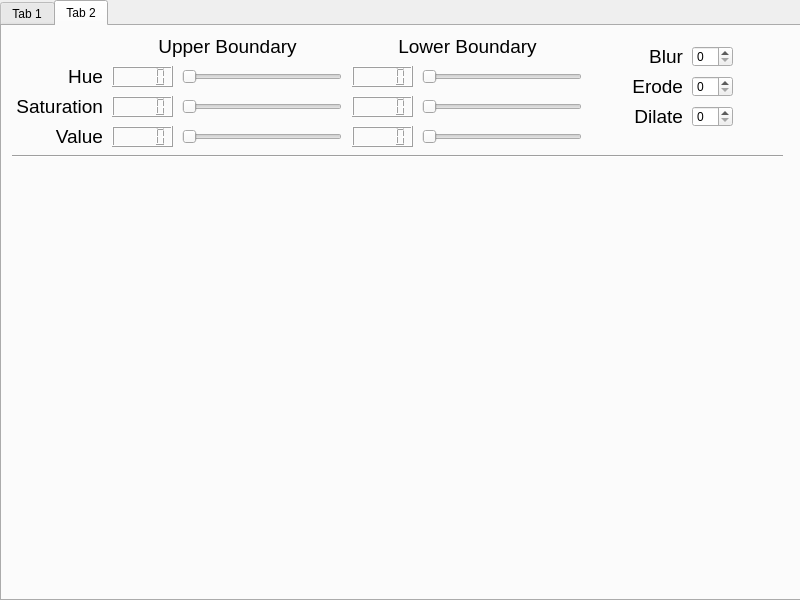
This is ProjectCortexCoreV2/CoreMVC/View/Template_MainGUI.ui in bearmc27/ProjectCortex as Qt 5 draws it before an edit. The edited form follows.
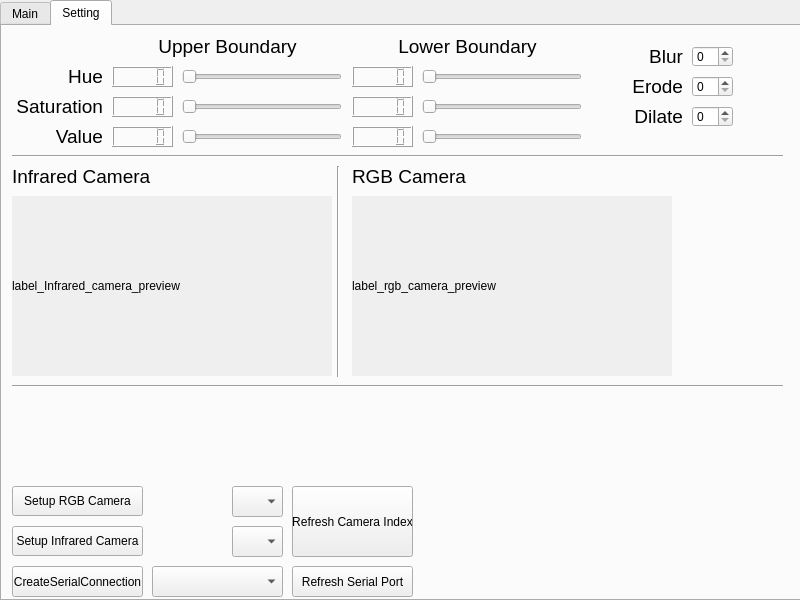
This is the edited form. The open tabs and pages were chosen to show the change. Icons and pictures are not drawn.

Commit message: beginning to reconstruct Gui

Diff of the .ui file:
```diff
--- a/ProjectCortexCoreV2/CoreMVC/View/Template_MainGUI.ui
+++ b/ProjectCortexCoreV2/CoreMVC/View/Template_MainGUI.ui
@@ -60,7 +60,7 @@
             </property>
             <widget class="QWidget" name="tab">
                 <attribute name="title">
-                    <string>Tab 1</string>
+     <string>Main</string>
                 </attribute>
                 <widget class="QPushButton" name="button_manual_gimbal_left">
                     <property name="geometry">
@@ -199,32 +199,6 @@
                         <set>Qt::AlignLeading|Qt::AlignLeft|Qt::AlignVCenter</set>
                     </property>
                 </widget>
-                <widget class="QPushButton" name="button_create_serial_connection">
-                    <property name="geometry">
-                        <rect>
-                            <x>10</x>
-                            <y>500</y>
-                            <width>131</width>
-                            <height>31</height>
-                        </rect>
-                    </property>
-                    <property name="text">
-                        <string>CreateSerialConnection</string>
-                    </property>
-                </widget>
-                <widget class="QPushButton" name="button_setup_rgb_camera">
-                    <property name="geometry">
-                        <rect>
-                            <x>290</x>
-                            <y>420</y>
-                            <width>131</width>
-                            <height>30</height>
-                        </rect>
-                    </property>
-                    <property name="text">
-                        <string>Setup RGB Camera</string>
-                    </property>
-                </widget>
                 <widget class="QPushButton" name="button_manual_gimbal_down">
                     <property name="geometry">
                         <rect>
@@ -246,61 +220,6 @@
                         <bool>true</bool>
                     </property>
                 </widget>
-                <widget class="QComboBox" name="combobox_serial_connection_ports">
-                    <property name="geometry">
-                        <rect>
-                            <x>260</x>
-                            <y>500</y>
-                            <width>131</width>
-                            <height>31</height>
-                        </rect>
-                    </property>
-                    <property name="editable">
-                        <bool>false</bool>
-                    </property>
-                    <property name="currentText">
-                        <string/>
-                    </property>
-                    <property name="currentIndex">
-                        <number>-1</number>
-                    </property>
-                </widget>
-                <widget class="QComboBox" name="combobox_rgb_camera_index">
-                    <property name="geometry">
-                        <rect>
-                            <x>230</x>
-                            <y>420</y>
-                            <width>51</width>
-                            <height>31</height>
-                        </rect>
-                    </property>
-                </widget>
-                <widget class="QPushButton" name="button_refresh_combobox_serial_connection_ports">
-                    <property name="geometry">
-                        <rect>
-                            <x>150</x>
-                            <y>500</y>
-                            <width>101</width>
-                            <height>31</height>
-                        </rect>
-                    </property>
-                    <property name="text">
-                        <string>Refresh Serial Port</string>
-                    </property>
-                </widget>
-                <widget class="QPushButton" name="button_setup_infrared_camera">
-                    <property name="geometry">
-                        <rect>
-                            <x>290</x>
-                            <y>460</y>
-                            <width>131</width>
-                            <height>30</height>
-                        </rect>
-                    </property>
-                    <property name="text">
-                        <string>Setup Infrared Camera</string>
-                    </property>
-                </widget>
                 <widget class="QPushButton" name="button_start_tracking">
                     <property name="geometry">
                         <rect>
@@ -327,33 +246,10 @@
                         <string>Start Record</string>
                     </property>
                 </widget>
-                <widget class="QComboBox" name="combobox_infrared_camera_index">
-                    <property name="geometry">
-                        <rect>
-                            <x>230</x>
-                            <y>460</y>
-                            <width>51</width>
-                            <height>31</height>
-                        </rect>
-                    </property>
-                </widget>
-                <widget class="QPushButton" name="button_refresh_combobox_camera_index">
-                    <property name="geometry">
-                        <rect>
-                            <x>430</x>
-                            <y>440</y>
-                            <width>121</width>
-                            <height>31</height>
-                        </rect>
-                    </property>
-                    <property name="text">
-                        <string>Refresh Camera Index</string>
-                    </property>
-                </widget>
             </widget>
             <widget class="QWidget" name="tab_2">
                 <attribute name="title">
-                    <string>Tab 2</string>
+     <string>Setting</string>
                 </attribute>
                 <widget class="QSlider" name="horizontalslider_infrared_upper_boundary_hue">
                     <property name="geometry">
@@ -769,6 +665,221 @@
                         <number>1</number>
                     </property>
                 </widget>
+    <widget class="QPushButton" name="button_setup_rgb_camera">
+     <property name="geometry">
+      <rect>
+       <x>10</x>
+       <y>460</y>
+       <width>131</width>
+       <height>30</height>
+      </rect>
+     </property>
+     <property name="text">
+      <string>Setup RGB Camera</string>
+     </property>
+    </widget>
+    <widget class="QPushButton" name="button_setup_infrared_camera">
+     <property name="geometry">
+      <rect>
+       <x>10</x>
+       <y>500</y>
+       <width>131</width>
+       <height>30</height>
+      </rect>
+     </property>
+     <property name="text">
+      <string>Setup Infrared Camera</string>
+     </property>
+    </widget>
+    <widget class="QComboBox" name="combobox_rgb_camera_index">
+     <property name="geometry">
+      <rect>
+       <x>230</x>
+       <y>460</y>
+       <width>51</width>
+       <height>31</height>
+      </rect>
+     </property>
+    </widget>
+    <widget class="QComboBox" name="combobox_infrared_camera_index">
+     <property name="geometry">
+      <rect>
+       <x>230</x>
+       <y>500</y>
+       <width>51</width>
+       <height>31</height>
+      </rect>
+     </property>
+    </widget>
+    <widget class="QPushButton" name="button_refresh_combobox_camera_index">
+     <property name="geometry">
+      <rect>
+       <x>290</x>
+       <y>460</y>
+       <width>121</width>
+       <height>71</height>
+      </rect>
+     </property>
+     <property name="text">
+      <string>Refresh Camera Index</string>
+     </property>
+    </widget>
+    <widget class="QComboBox" name="combobox_serial_connection_ports">
+     <property name="geometry">
+      <rect>
+       <x>150</x>
+       <y>540</y>
+       <width>131</width>
+       <height>31</height>
+      </rect>
+     </property>
+     <property name="editable">
+      <bool>false</bool>
+     </property>
+     <property name="currentText">
+      <string/>
+     </property>
+     <property name="currentIndex">
+      <number>-1</number>
+     </property>
+    </widget>
+    <widget class="QPushButton" name="button_refresh_combobox_serial_connection_ports">
+     <property name="geometry">
+      <rect>
+       <x>290</x>
+       <y>540</y>
+       <width>121</width>
+       <height>31</height>
+      </rect>
+     </property>
+     <property name="text">
+      <string>Refresh Serial Port</string>
+     </property>
+    </widget>
+    <widget class="QPushButton" name="button_create_serial_connection">
+     <property name="geometry">
+      <rect>
+       <x>10</x>
+       <y>540</y>
+       <width>131</width>
+       <height>31</height>
+      </rect>
+     </property>
+     <property name="text">
+      <string>CreateSerialConnection</string>
+     </property>
+    </widget>
+    <widget class="Line" name="line_2">
+     <property name="geometry">
+      <rect>
+       <x>326</x>
+       <y>140</y>
+       <width>20</width>
+       <height>211</height>
+      </rect>
+     </property>
+     <property name="frameShadow">
+      <enum>QFrame::Sunken</enum>
+     </property>
+     <property name="orientation">
+      <enum>Qt::Vertical</enum>
+     </property>
+    </widget>
+    <widget class="QLabel" name="label_9">
+     <property name="geometry">
+      <rect>
+       <x>10</x>
+       <y>140</y>
+       <width>141</width>
+       <height>21</height>
+      </rect>
+     </property>
+     <property name="font">
+      <font>
+       <family>Arial</family>
+       <pointsize>14</pointsize>
+      </font>
+     </property>
+     <property name="text">
+      <string>Infrared Camera</string>
+     </property>
+    </widget>
+    <widget class="QLabel" name="label_Infrared_camera_preview">
+     <property name="geometry">
+      <rect>
+       <x>10</x>
+       <y>170</y>
+       <width>320</width>
+       <height>180</height>
+      </rect>
+     </property>
+     <property name="autoFillBackground">
+      <bool>true</bool>
+     </property>
+     <property name="text">
+      <string>label_Infrared_camera_preview</string>
+     </property>
+     <property name="scaledContents">
+      <bool>true</bool>
+     </property>
+     <property name="alignment">
+      <set>Qt::AlignLeading|Qt::AlignLeft|Qt::AlignVCenter</set>
+     </property>
+    </widget>
+    <widget class="QLabel" name="label_11">
+     <property name="geometry">
+      <rect>
+       <x>350</x>
+       <y>140</y>
+       <width>121</width>
+       <height>21</height>
+      </rect>
+     </property>
+     <property name="font">
+      <font>
+       <family>Arial</family>
+       <pointsize>14</pointsize>
+      </font>
+     </property>
+     <property name="text">
+      <string>RGB Camera</string>
+     </property>
+    </widget>
+    <widget class="Line" name="line_3">
+     <property name="geometry">
+      <rect>
+       <x>10</x>
+       <y>350</y>
+       <width>771</width>
+       <height>20</height>
+      </rect>
+     </property>
+     <property name="orientation">
+      <enum>Qt::Horizontal</enum>
+     </property>
+    </widget>
+    <widget class="QLabel" name="label_rgb_camera_preview">
+     <property name="geometry">
+      <rect>
+       <x>350</x>
+       <y>170</y>
+       <width>320</width>
+       <height>180</height>
+      </rect>
+     </property>
+     <property name="autoFillBackground">
+      <bool>true</bool>
+     </property>
+     <property name="text">
+      <string>label_rgb_camera_preview</string>
+     </property>
+     <property name="scaledContents">
+      <bool>true</bool>
+     </property>
+     <property name="alignment">
+      <set>Qt::AlignLeading|Qt::AlignLeft|Qt::AlignVCenter</set>
+     </property>
+    </widget>
             </widget>
         </widget>
     </widget>
```
Left out of the diff: 14 changed lines with no effect on the pictures. Lines whose indentation alone changed are shown as unchanged. The commit also changes 3 other files.
